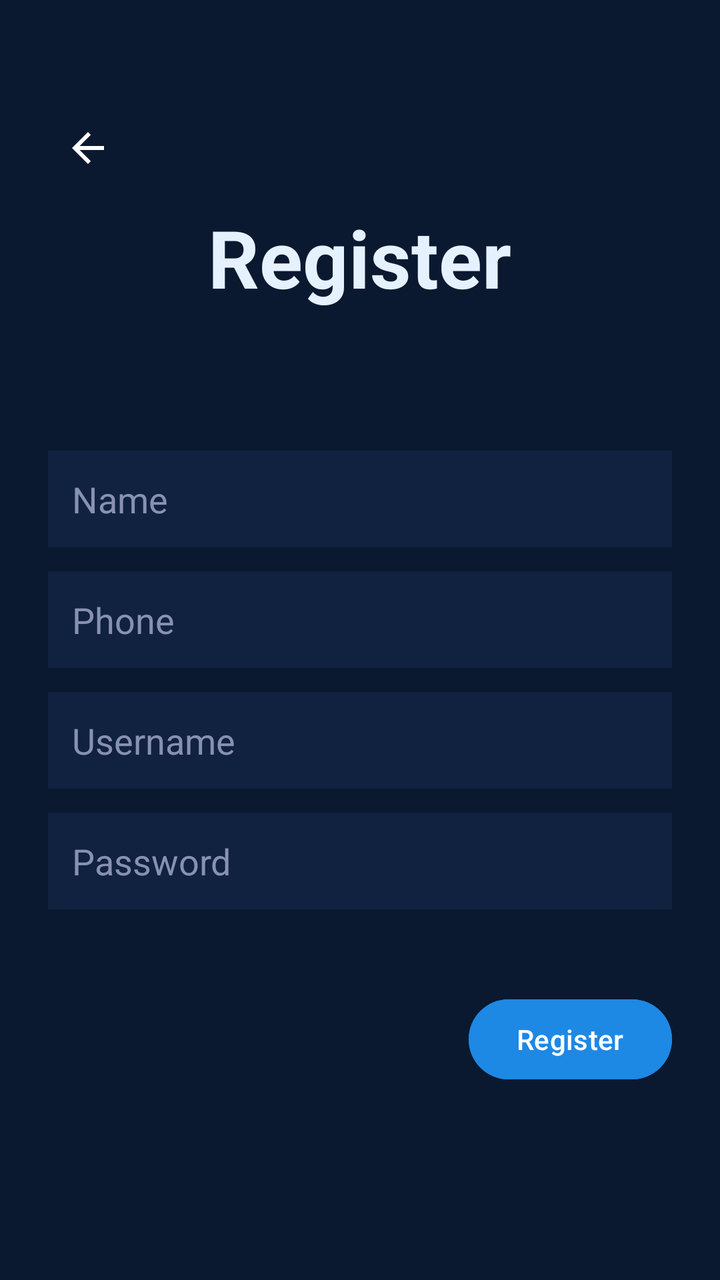
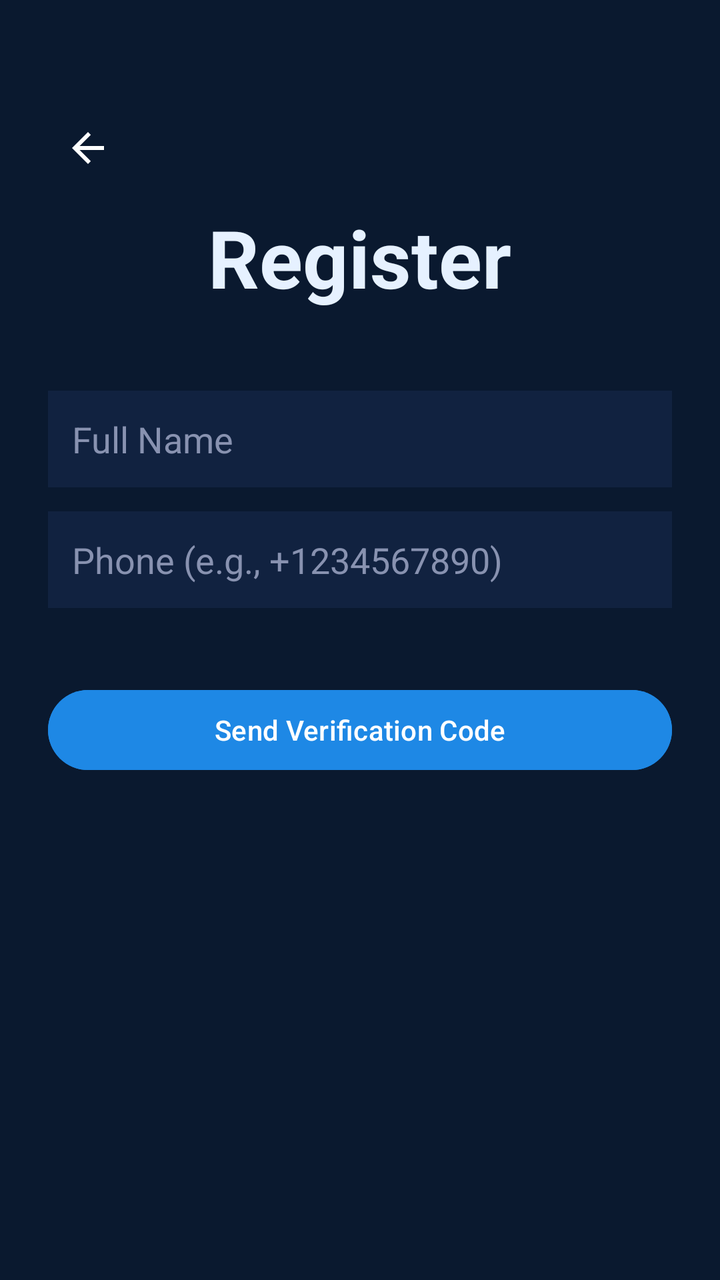

Two renders of the same Android screen: before a commit and after it. Below are the layout's source before the change and the commit's diff.
<!-- AndroidManifest.xml: application theme Theme.WorkLink -->
<!-- res/layout/activity_register.xml -->
<?xml version="1.0" encoding="utf-8"?>

<LinearLayout xmlns:android="http://schemas.android.com/apk/res/android"
    android:orientation="vertical"
    android:padding="24dp"
    android:background="#0A192F"
    android:layout_width="match_parent"
    android:layout_height="match_parent">

    <ImageButton
        android:id="@+id/btnBack"
        android:layout_width="wrap_content"
        android:layout_height="wrap_content"
        android:layout_marginTop="30dp"
        android:src="@drawable/ic_back_arrow"
        android:background="?android:attr/selectableItemBackgroundBorderless"
        android:padding="8dp"
        android:layout_marginBottom="8dp"
        android:contentDescription="Back" />

    <TextView
        android:id="@+id/tvTitle"
        android:text="Register"
        android:textSize="40sp"
        android:layout_marginBottom="70dp"
        android:textStyle="bold"
        android:textColor="#E6F1FF"
        android:gravity="center"
        android:layout_gravity="center"
        android:layout_width="wrap_content"
        android:layout_height="wrap_content"/>

    <EditText
        android:id="@+id/etName"
        android:hint="Name"
        android:background="#112240"
        android:textColor="#FFFFFF"
        android:textColorHint="#8892B0"
        android:padding="12dp"
        android:layout_marginBottom="12dp"
        android:layout_width="match_parent"
        android:layout_height="wrap_content"/>

    <EditText
        android:id="@+id/etPhone"
        android:hint="Phone"
        android:inputType="phone"
        android:background="#112240"
        android:textColor="#FFFFFF"
        android:textColorHint="#8892B0"
        android:padding="12dp"
        android:layout_marginBottom="12dp"
        android:layout_width="match_parent"
        android:layout_height="wrap_content"/>

    <EditText
        android:id="@+id/etUsername"
        android:hint="Username"
        android:background="#112240"
        android:textColor="#FFFFFF"
        android:textColorHint="#8892B0"
        android:padding="12dp"
        android:layout_marginBottom="12dp"
        android:layout_width="match_parent"
        android:layout_height="wrap_content"/>

    <EditText
        android:id="@+id/etPassword"
        android:hint="Password"
        android:inputType="textPassword"
        android:background="#112240"
        android:textColor="#FFFFFF"
        android:textColorHint="#8892B0"
        android:padding="12dp"
        android:layout_marginBottom="16dp"
        android:layout_width="match_parent"
        android:layout_height="wrap_content"/>

    <Spinner
        android:id="@+id/spRole"
        android:background="#112240"
        android:layout_marginBottom="25dp"
        android:layout_width="match_parent"
        android:layout_height="wrap_content"/>

    <Button
        android:id="@+id/btnSubmit"
        android:text="Register"
        android:backgroundTint="#1E88E5"
        android:textColor="#FFFFFF"
        android:layout_gravity="end"
        android:layout_width="wrap_content"
        android:layout_height="wrap_content"/>

</LinearLayout>
<!-- resources referenced by this layout -->
<resources>
  <!-- drawable ic_back_arrow (drawable) -->
  <vector xmlns:android="http://schemas.android.com/apk/res/android"
      android:width="24dp"
      android:height="24dp"
      android:viewportWidth="24"
      android:viewportHeight="24">
    <path
        android:fillColor="#FFFFFF"
        android:pathData="M20,11H7.83l5.59,-5.59L12,4l-8,8 8,8 1.41,-1.41L7.83,13H20v-2z"/>
  </vector>
  <style name="Theme.WorkLink" parent="Base.Theme.WorkLink" />
  <style name="Base.Theme.WorkLink" parent="Theme.Material3.DayNight.NoActionBar">
          
          
      </style>
</resources>

<!-- the commit's change to res/layout/activity_register.xml (unified diff, before → after) -->
@@ -22,7 +22,7 @@
         android:id="@+id/tvTitle"
         android:text="Register"
         android:textSize="40sp"
-        android:layout_marginBottom="70dp"
+        android:layout_marginBottom="40dp"
         android:textStyle="bold"
         android:textColor="#E6F1FF"
         android:gravity="center"
@@ -30,66 +30,94 @@
         android:layout_width="wrap_content"
         android:layout_height="wrap_content"/>
 
-    <EditText
-        android:id="@+id/etName"
-        android:hint="Name"
-        android:background="#112240"
-        android:textColor="#FFFFFF"
-        android:textColorHint="#8892B0"
-        android:padding="12dp"
-        android:layout_marginBottom="12dp"
+    
+    <LinearLayout
+        android:id="@+id/layoutUserInfo"
+        android:orientation="vertical"
         android:layout_width="match_parent"
-        android:layout_height="wrap_content"/>
+        android:layout_height="wrap_content">
 
-    <EditText
-        android:id="@+id/etPhone"
-        android:hint="Phone"
-        android:inputType="phone"
-        android:background="#112240"
-        android:textColor="#FFFFFF"
-        android:textColorHint="#8892B0"
-        android:padding="12dp"
-        android:layout_marginBottom="12dp"
+        <EditText
+            android:id="@+id/etName"
+            android:hint="Full Name"
+            android:background="#112240"
+            android:textColor="#FFFFFF"
+            android:textColorHint="#8892B0"
+            android:padding="12dp"
+            android:layout_marginBottom="12dp"
+            android:layout_width="match_parent"
+            android:layout_height="wrap_content"/>
+
+        <EditText
+            android:id="@+id/etPhone"
+            android:hint="Phone (e.g., +1234567890)"
+            android:inputType="phone"
+            android:background="#112240"
+            android:textColor="#FFFFFF"
+            android:textColorHint="#8892B0"
+            android:padding="12dp"
+            android:layout_marginBottom="12dp"
+            android:layout_width="match_parent"
+            android:layout_height="wrap_content"/>
+
+        <Spinner
+            android:id="@+id/spRole"
+            android:background="#112240"
+            android:layout_marginBottom="25dp"
+            android:layout_width="match_parent"
+            android:layout_height="wrap_content"/>
+
+        <Button
+            android:id="@+id/btnSendOTP"
+            android:text="Send Verification Code"
+            android:backgroundTint="#1E88E5"
+            android:textColor="#FFFFFF"
+            android:layout_width="match_parent"
+            android:layout_height="wrap_content"/>
+    </LinearLayout>
+
+    
+    <LinearLayout
+        android:id="@+id/layoutOTP"
+        android:orientation="vertical"
+        android:visibility="gone"
         android:layout_width="match_parent"
-        android:layout_height="wrap_content"/>
+        android:layout_height="wrap_content">
 
-    <EditText
-        android:id="@+id/etUsername"
-        android:hint="Username"
-        android:background="#112240"
-        android:textColor="#FFFFFF"
-        android:textColorHint="#8892B0"
-        android:padding="12dp"
-        android:layout_marginBottom="12dp"
-        android:layout_width="match_parent"
-        android:layout_height="wrap_content"/>
+        <TextView
+            android:text="Enter the 6-digit code sent to your phone"
+            android:textColor="#8892B0"
+            android:layout_marginBottom="12dp"
+            android:layout_width="match_parent"
+            android:layout_height="wrap_content"/>
 
-    <EditText
-        android:id="@+id/etPassword"
-        android:hint="Password"
-        android:inputType="textPassword"
-        android:background="#112240"
-        android:textColor="#FFFFFF"
-        android:textColorHint="#8892B0"
-        android:padding="12dp"
-        android:layout_marginBottom="16dp"
-        android:layout_width="match_parent"
-        android:layout_height="wrap_content"/>
+        <EditText
+            android:id="@+id/etOTP"
+            android:hint="Verification Code"
+            android:inputType="number"
+            android:maxLength="6"
+            android:background="#112240"
+            android:textColor="#FFFFFF"
+            android:textColorHint="#8892B0"
+            android:padding="12dp"
+            android:layout_marginBottom="16dp"
+            android:layout_width="match_parent"
+            android:layout_height="wrap_content"/>
 
-    <Spinner
-        android:id="@+id/spRole"
-        android:background="#112240"
-        android:layout_marginBottom="25dp"
-        android:layout_width="match_parent"
-        android:layout_height="wrap_content"/>
+        <Button
+            android:id="@+id/btnVerifyOTP"
+            android:text="Verify and Register"
+            android:backgroundTint="#1E88E5"
+            android:textColor="#FFFFFF"
+            android:layout_width="match_parent"
+            android:layout_height="wrap_content"/>
 
-    <Button
-        android:id="@+id/btnSubmit"
-        android:text="Register"
-        android:backgroundTint="#1E88E5"
-        android:textColor="#FFFFFF"
-        android:layout_gravity="end"
-        android:layout_width="wrap_content"
-        android:layout_height="wrap_content"/>
+        <ProgressBar
+            android:id="@+id/progressBar"
+            android:visibility="gone"
+            android:layout_gravity="center"
+            android:layout_width="wrap_content"
+            android:layout_height="wrap_content"/>
+    </LinearLayout>
 
 </LinearLayout>
